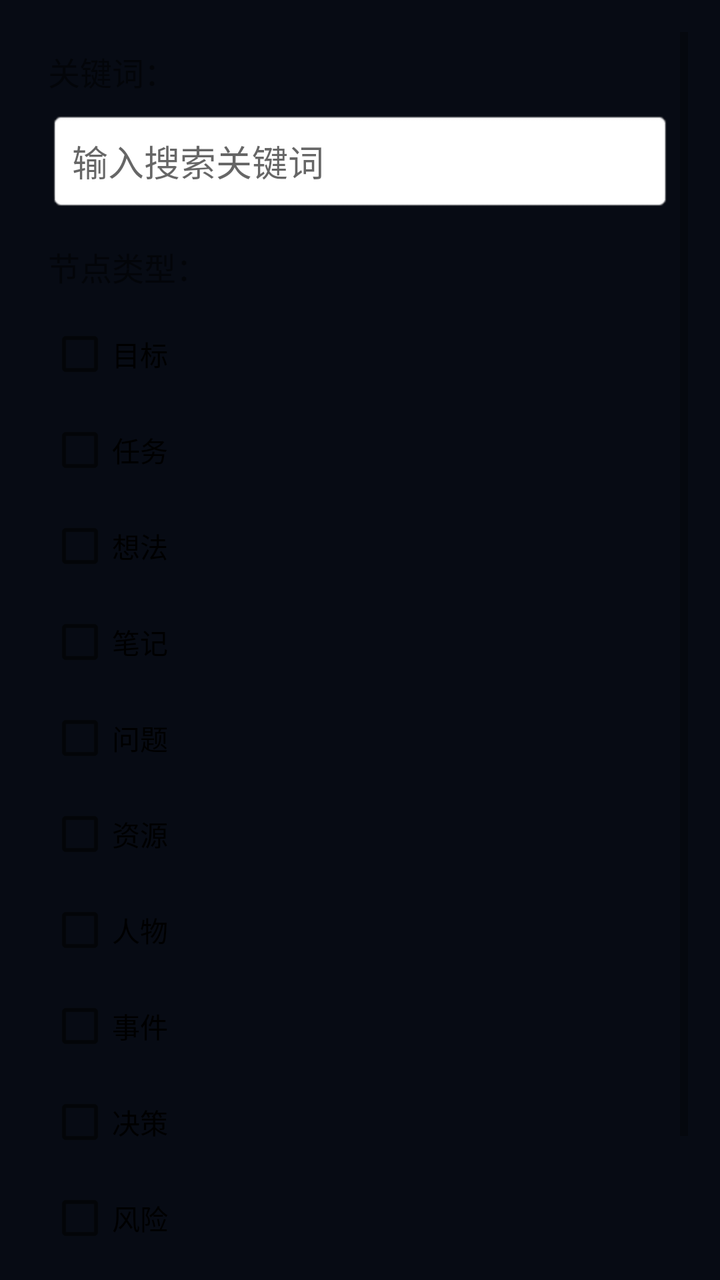
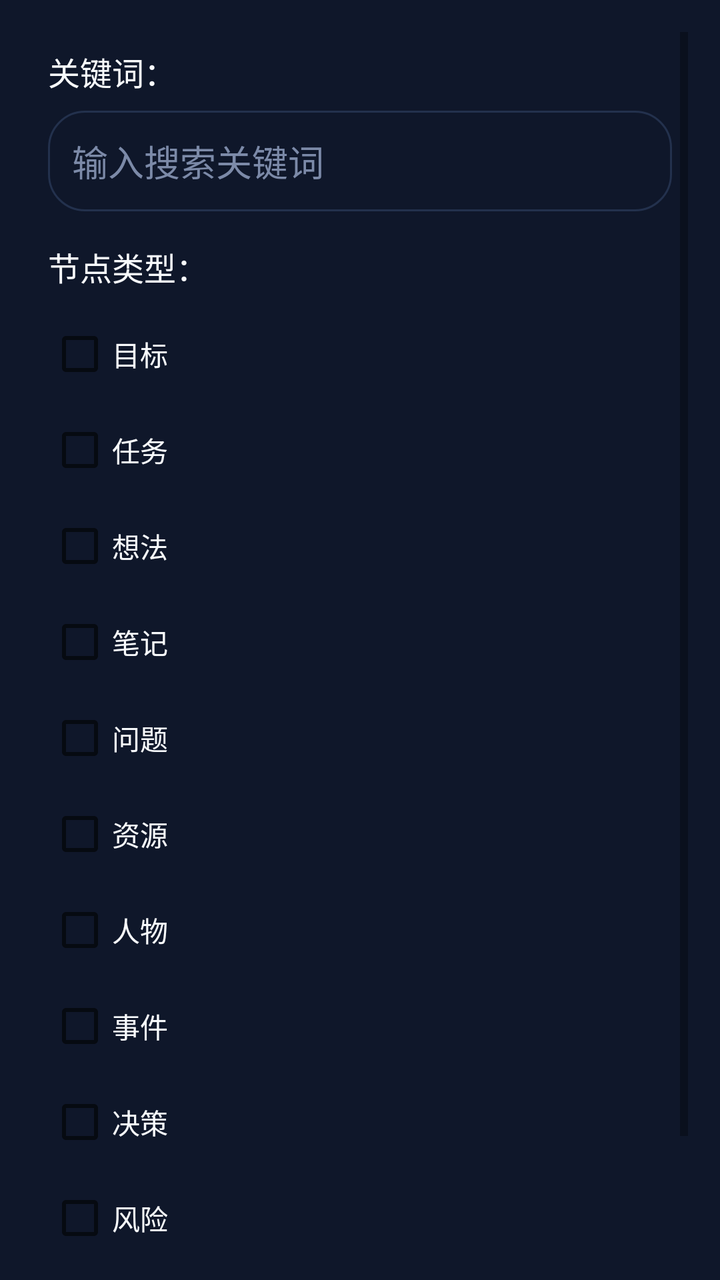

Two renders of the same Android screen: before a commit and after it. Below are the layout's source before the change and the commit's diff.
<!-- AndroidManifest.xml: application theme AppTheme -->
<!-- res/layout/dialog_search.xml -->
<?xml version="1.0" encoding="utf-8"?>
<ScrollView xmlns:android="http://schemas.android.com/apk/res/android"
    android:layout_width="match_parent"
    android:layout_height="wrap_content"
    android:padding="16dp">

    <LinearLayout
        android:layout_width="match_parent"
        android:layout_height="wrap_content"
        android:orientation="vertical"
        android:padding="8dp">

        
        <TextView
            android:layout_width="wrap_content"
            android:layout_height="wrap_content"
            android:text="关键词："
            android:textSize="16sp"
            android:layout_marginBottom="8dp" />

        <EditText
            android:id="@+id/edit_keyword"
            android:layout_width="match_parent"
            android:layout_height="wrap_content"
            android:hint="输入搜索关键词"
            android:padding="12dp"
            android:background="@android:drawable/editbox_background"
            android:layout_marginBottom="16dp" />

        
        <TextView
            android:layout_width="wrap_content"
            android:layout_height="wrap_content"
            android:text="节点类型："
            android:textSize="16sp"
            android:layout_marginBottom="8dp" />

        <LinearLayout
            android:layout_width="match_parent"
            android:layout_height="wrap_content"
            android:orientation="vertical"
            android:layout_marginBottom="16dp">

            <CheckBox
                android:id="@+id/checkbox_goal"
                android:layout_width="wrap_content"
                android:layout_height="wrap_content"
                android:text="目标" />

            <CheckBox
                android:id="@+id/checkbox_task"
                android:layout_width="wrap_content"
                android:layout_height="wrap_content"
                android:text="任务" />

            <CheckBox
                android:id="@+id/checkbox_idea"
                android:layout_width="wrap_content"
                android:layout_height="wrap_content"
                android:text="想法" />

            <CheckBox
                android:id="@+id/checkbox_note"
                android:layout_width="wrap_content"
                android:layout_height="wrap_content"
                android:text="笔记" />

            <CheckBox
                android:id="@+id/checkbox_problem"
                android:layout_width="wrap_content"
                android:layout_height="wrap_content"
                android:text="问题" />

            <CheckBox
                android:id="@+id/checkbox_resource"
                android:layout_width="wrap_content"
                android:layout_height="wrap_content"
                android:text="资源" />

            <CheckBox
                android:id="@+id/checkbox_person"
                android:layout_width="wrap_content"
                android:layout_height="wrap_content"
                android:text="人物" />

            <CheckBox
                android:id="@+id/checkbox_event"
                android:layout_width="wrap_content"
                android:layout_height="wrap_content"
                android:text="事件" />

            <CheckBox
                android:id="@+id/checkbox_decision"
                android:layout_width="wrap_content"
                android:layout_height="wrap_content"
                android:text="决策" />

            <CheckBox
                android:id="@+id/checkbox_risk"
                android:layout_width="wrap_content"
                android:layout_height="wrap_content"
                android:text="风险" />

        </LinearLayout>

        
        <CheckBox
            android:id="@+id/checkbox_highlight"
            android:layout_width="wrap_content"
            android:layout_height="wrap_content"
            android:text="高亮显示搜索结果"
            android:checked="true" />

    </LinearLayout>

</ScrollView>
<!-- resources referenced by this layout -->
<resources>
  <color name="nc_accent">#8B5CF6</color>
  <color name="nc_accent_2">#38BDF8</color>
  <color name="nc_bg">#070B14</color>
  <style name="RoundedDialogTheme" parent="ThemeOverlay.MaterialComponents.MaterialAlertDialog">
          <item name="shapeAppearanceMediumComponent">@style/RoundedShapeAppearance</item>
          <item name="backgroundTint">@color/nc_surface</item>
          <item name="android:windowMinWidthMajor">94%</item>
          <item name="android:windowMinWidthMinor">94%</item>
          <item name="colorSurface">@color/nc_surface</item>
          <item name="materialAlertDialogTitleTextStyle">@style/DialogTitleText</item>
          <item name="materialAlertDialogBodyTextStyle">@style/DialogBodyText</item>
          <item name="buttonBarPositiveButtonStyle">@style/DialogButtonTextPrimary</item>
          <item name="buttonBarNegativeButtonStyle">@style/DialogButtonTextSecondary</item>
          <item name="buttonBarNeutralButtonStyle">@style/DialogButtonTextDanger</item>
          <item name="android:backgroundDimAmount">0.62</item>
      </style>
  <style name="NcPopupMenuStyle" parent="Widget.AppCompat.PopupMenu.Overflow">
          <item name="android:popupBackground">@drawable/bg_panel_popup</item>
      </style>
  <style name="ToolbarPopupItemText" parent="@style/TextAppearance.AppCompat.Body1">
          <item name="android:textColor">@color/nc_text_primary</item>
          <item name="android:textSize">16sp</item>
      </style>
  <style name="RoundedShapeAppearance" parent="">
          <item name="cornerFamily">rounded</item>
          <item name="cornerSize">28dp</item>
      </style>
  <color name="nc_surface">#0F172A</color>
  <style name="DialogTitleText" parent="TextAppearance.MaterialComponents.Headline6">
          <item name="android:textColor">@color/nc_text_primary</item>
          <item name="android:textStyle">bold</item>
          <item name="android:textSize">20sp</item>
      </style>
  <style name="DialogBodyText" parent="TextAppearance.MaterialComponents.Body1">
          <item name="android:textColor">@color/nc_text_secondary</item>
          <item name="android:textSize">15sp</item>
      </style>
  <style name="DialogButtonTextPrimary" parent="Widget.MaterialComponents.Button.TextButton.Dialog">
          <item name="android:textColor">@color/nc_text_primary</item>
          <item name="android:textStyle">bold</item>
          <item name="android:textAllCaps">false</item>
      </style>
  <style name="DialogButtonTextSecondary" parent="Widget.MaterialComponents.Button.TextButton.Dialog">
          <item name="android:textColor">@color/nc_text_secondary</item>
          <item name="android:textStyle">bold</item>
          <item name="android:textAllCaps">false</item>
      </style>
  <style name="DialogButtonTextDanger" parent="Widget.MaterialComponents.Button.TextButton.Dialog">
          <item name="android:textColor">@color/nc_danger</item>
          <item name="android:textStyle">bold</item>
          <item name="android:textAllCaps">false</item>
      </style>
  <!-- drawable bg_panel_popup (drawable) -->
  <?xml version="1.0" encoding="utf-8"?>
  <shape xmlns:android="http://schemas.android.com/apk/res/android" android:shape="rectangle">
      <solid android:color="#0F172A" />
      <stroke android:width="1dp" android:color="#23314D" />
      <corners android:radius="18dp" />
  </shape>
  <color name="nc_text_primary">#F8FAFC</color>
  <color name="nc_text_secondary">#A8B3CF</color>
  <color name="nc_danger">#F43F5E</color>
  <!-- unchanged entries left out for length: 1 -->
</resources>

<!-- the commit's change to res/layout/dialog_search.xml (unified diff, before → after) -->
@@ -2,13 +2,15 @@
 <ScrollView xmlns:android="http://schemas.android.com/apk/res/android"
     android:layout_width="match_parent"
     android:layout_height="wrap_content"
-    android:padding="16dp">
+    android:padding="16dp"
+    android:background="@color/nc_surface">
 
     <LinearLayout
         android:layout_width="match_parent"
         android:layout_height="wrap_content"
         android:orientation="vertical"
-        android:padding="8dp">
+        android:padding="8dp"
+        android:background="@color/nc_surface">
 
         
         <TextView
@@ -16,6 +18,7 @@
             android:layout_height="wrap_content"
             android:text="关键词："
             android:textSize="16sp"
+            android:textColor="@color/nc_text_primary"
             android:layout_marginBottom="8dp" />
 
         <EditText
@@ -24,7 +27,9 @@
             android:layout_height="wrap_content"
             android:hint="输入搜索关键词"
             android:padding="12dp"
-            android:background="@android:drawable/editbox_background"
+            android:background="@drawable/bg_panel_popup"
+            android:textColor="@color/nc_text_primary"
+            android:textColorHint="@color/nc_text_muted"
             android:layout_marginBottom="16dp" />
 
         
@@ -33,6 +38,7 @@
             android:layout_height="wrap_content"
             android:text="节点类型："
             android:textSize="16sp"
+            android:textColor="@color/nc_text_primary"
             android:layout_marginBottom="8dp" />
 
         <LinearLayout
@@ -45,61 +51,71 @@
                 android:id="@+id/checkbox_goal"
                 android:layout_width="wrap_content"
                 android:layout_height="wrap_content"
-                android:text="目标" />
+                android:text="目标"
+                android:textColor="@color/nc_text_primary" />
 
             <CheckBox
                 android:id="@+id/checkbox_task"
                 android:layout_width="wrap_content"
                 android:layout_height="wrap_content"
-                android:text="任务" />
+                android:text="任务"
+                android:textColor="@color/nc_text_primary" />
 
             <CheckBox
                 android:id="@+id/checkbox_idea"
                 android:layout_width="wrap_content"
                 android:layout_height="wrap_content"
-                android:text="想法" />
+                android:text="想法"
+                android:textColor="@color/nc_text_primary" />
 
             <CheckBox
                 android:id="@+id/checkbox_note"
                 android:layout_width="wrap_content"
                 android:layout_height="wrap_content"
-                android:text="笔记" />
+                android:text="笔记"
+                android:textColor="@color/nc_text_primary" />
 
             <CheckBox
                 android:id="@+id/checkbox_problem"
                 android:layout_width="wrap_content"
                 android:layout_height="wrap_content"
-                android:text="问题" />
+                android:text="问题"
+                android:textColor="@color/nc_text_primary" />
 
             <CheckBox
                 android:id="@+id/checkbox_resource"
                 android:layout_width="wrap_content"
                 android:layout_height="wrap_content"
-                android:text="资源" />
+                android:text="资源"
+                android:textColor="@color/nc_text_primary" />
 
             <CheckBox
                 android:id="@+id/checkbox_person"
                 android:layout_width="wrap_content"
                 android:layout_height="wrap_content"
-                android:text="人物" />
+                android:text="人物"
+                android:textColor="@color/nc_text_primary" />
 
             <CheckBox
                 android:id="@+id/checkbox_event"
                 android:layout_width="wrap_content"
                 android:layout_height="wrap_content"
-                android:text="事件" />
+                android:text="事件"
+                android:textColor="@color/nc_text_primary" />
 
             <CheckBox
                 android:id="@+id/checkbox_decision"
                 android:layout_width="wrap_content"
                 android:layout_height="wrap_content"
-                android:text="决策" />
+                android:text="决策"
+                android:textColor="@color/nc_text_primary" />
 
             <CheckBox
                 android:id="@+id/checkbox_risk"
                 android:layout_width="wrap_content"
                 android:layout_height="wrap_content"
-                android:text="风险" />
+                android:text="风险"
+                android:textColor="@color/nc_text_primary" />
 
         </LinearLayout>
 
<!-- resource entries referenced after the edit -->
@@ -28,6 +28,7 @@
           <item name="cornerSize">28dp</item>
       </style>
   <color name="nc_surface">#0F172A</color>
+  <color name="nc_text_muted">#7C8AA8</color>
   <style name="DialogTitleText" parent="TextAppearance.MaterialComponents.Headline6">
           <item name="android:textColor">@color/nc_text_primary</item>
           <item name="android:textStyle">bold</item>
